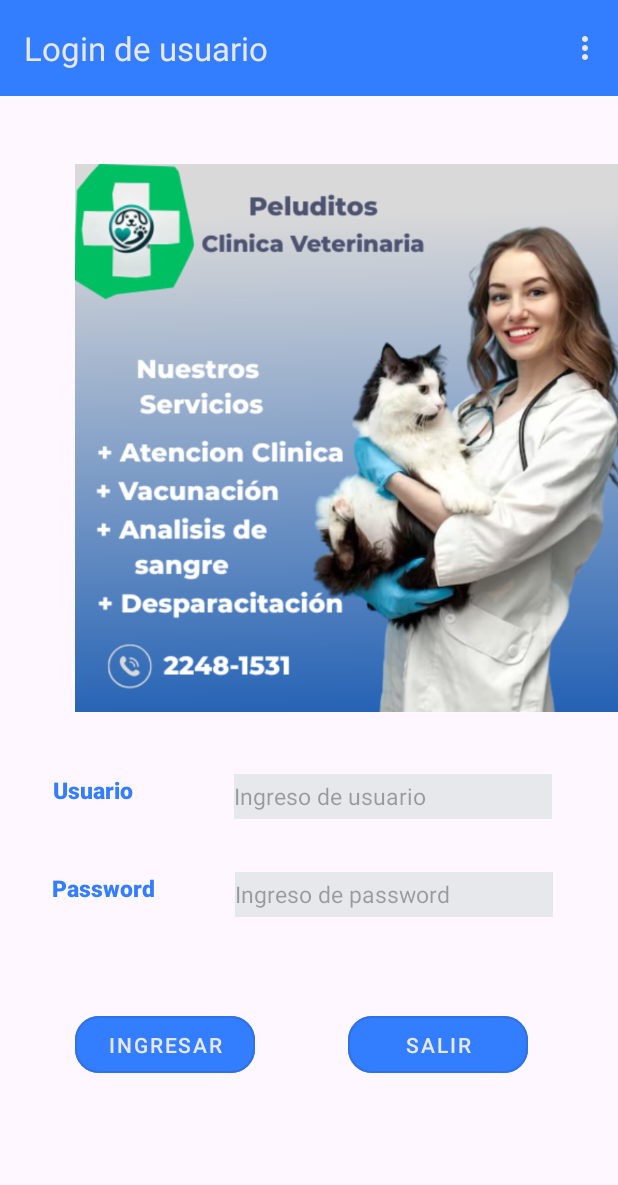
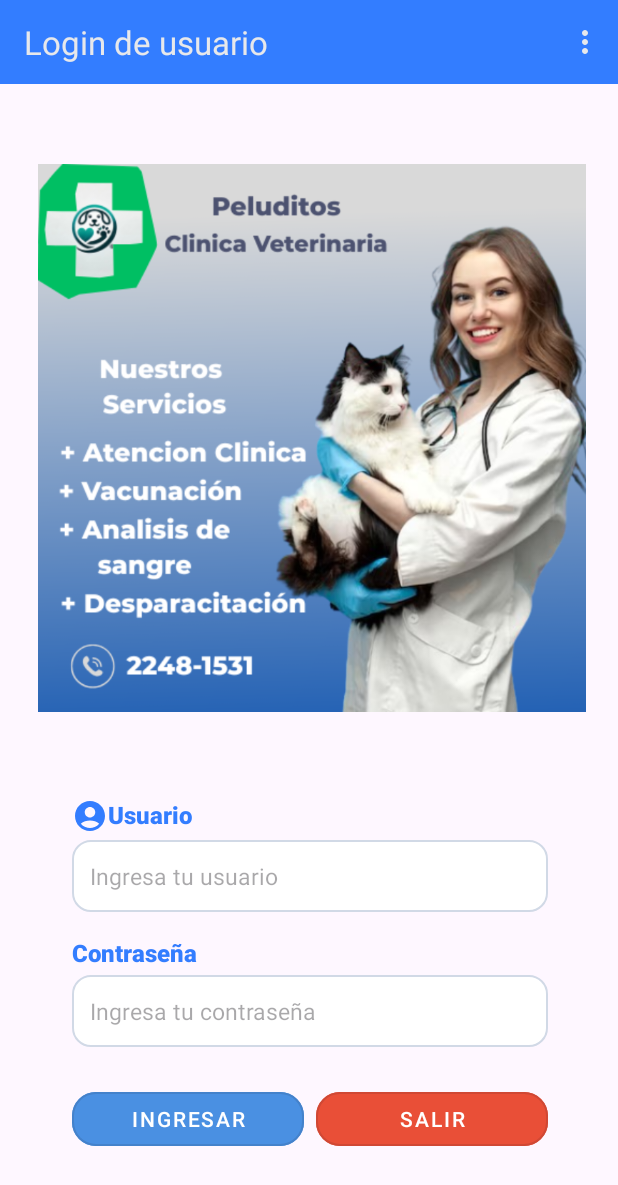
Before and after one commit to Victor120y/Victor120y-evaluacion-practica-1-DAM, an Android app: the screen it shows after launch (MainActivity), on a phone screen of 412 x 824 dp. Shown: the top 1185 px of the screen. Run offline under Robolectric (Android 15) with nearby library versions, the phone set to English and light mode, and no system bars.

Commit message:
cambiando diseño

```diff
--- /dev/null
+++ b/app/src/main/res/drawable/circle_bg.xml
@@ -0,0 +1,3 @@
+<shape xmlns:android="http://schemas.android.com/apk/res/android" android:shape="oval">
+    <solid android:color="#E3E7ED"/>
+</shape>
--- /dev/null
+++ b/app/src/main/res/drawable/edittext_bg.xml
@@ -0,0 +1,5 @@
+<shape xmlns:android="http://schemas.android.com/apk/res/android">
+    <solid android:color="#FFF"/>
+    <corners android:radius="12dp"/>
+    <stroke android:width="1dp" android:color="#D1D9E6"/>
+</shape>
--- /dev/null
+++ b/app/src/main/res/drawable/user.xml
@@ -0,0 +1,5 @@
+<vector xmlns:android="http://schemas.android.com/apk/res/android" android:height="24dp" android:tint="#337dff" android:viewportHeight="24" android:viewportWidth="24" android:width="24dp">
+
+    <path android:fillColor="@android:color/white" android:pathData="M12,2C6.48,2 2,6.48 2,12s4.48,10 10,10s10,-4.48 10,-10S17.52,2 12,2zM12,6c1.93,0 3.5,1.57 3.5,3.5S13.93,13 12,13s-3.5,-1.57 -3.5,-3.5S10.07,6 12,6zM12,20c-2.03,0 -4.43,-0.82 -6.14,-2.88C7.55,15.8 9.68,15 12,15s4.45,0.8 6.14,2.12C16.43,19.18 14.03,20 12,20z"/>
+
+</vector>
--- a/app/src/main/res/layout/activity_main.xml
+++ b/app/src/main/res/layout/activity_main.xml
@@ -10,84 +10,12 @@
     <androidx.appcompat.widget.Toolbar
         android:id="@+id/toolbar"
         android:layout_width="0dp"
-        android:layout_height="64dp"
+        android:layout_height="56dp"
         android:background="?attr/colorPrimary"
-        android:minHeight="?attr/actionBarSize"
         android:theme="?attr/actionBarTheme"
-        app:layout_constraintBottom_toBottomOf="parent"
         app:layout_constraintEnd_toEndOf="parent"
-        app:layout_constraintHorizontal_bias="1.0"
         app:layout_constraintStart_toStartOf="parent"
-        app:layout_constraintTop_toTopOf="parent"
-        app:layout_constraintVertical_bias="0.0" />
-
-    <TextView
-        android:id="@+id/lblUsername"
-        android:layout_width="wrap_content"
-        android:layout_height="30dp"
-        android:layout_marginStart="25dp"
-        android:layout_marginTop="40dp"
-        android:layout_marginEnd="57dp"
-        android:text="Usuario"
-        app:layout_constraintEnd_toStartOf="@+id/txtIngresoUsuario"
-        app:layout_constraintStart_toStartOf="parent"
-        app:layout_constraintTop_toBottomOf="@+id/imgSesion" />
-
-    <TextView
-        android:id="@+id/lblpassword"
-        android:layout_width="wrap_content"
-        android:layout_height="30dp"
-        android:layout_marginStart="25dp"
-        android:layout_marginTop="35dp"
-        android:layout_marginEnd="43dp"
-        android:text="Password"
-        app:layout_constraintEnd_toStartOf="@+id/txtIngresoPassword"
-        app:layout_constraintStart_toStartOf="parent"
-        app:layout_constraintTop_toBottomOf="@+id/lblUsername" />
-
-    <EditText
-        android:id="@+id/txtIngresoUsuario"
-        android:layout_width="212dp"
-        android:layout_height="30dp"
-        android:layout_marginTop="40dp"
-        android:layout_marginEnd="34dp"
-        android:hint="Ingreso de usuario"
-        android:inputType="text"
-        app:layout_constraintEnd_toEndOf="parent"
-        app:layout_constraintStart_toEndOf="@+id/lblUsername"
-        app:layout_constraintTop_toBottomOf="@+id/imgSesion" />
-
-    <EditText
-        android:id="@+id/txtIngresoPassword"
-        android:layout_width="212dp"
-        android:layout_height="30dp"
-        android:layout_marginTop="35dp"
-        android:layout_marginEnd="34dp"
-        android:hint="Ingreso de password"
-        android:inputType="textPassword"
-        app:layout_constraintEnd_toEndOf="parent"
-        app:layout_constraintStart_toEndOf="@+id/lblpassword"
-        app:layout_constraintTop_toBottomOf="@+id/txtIngresoUsuario" />
-
-    <Button
-        android:id="@+id/btnLogin"
-        android:layout_width="120dp"
-        android:layout_height="50dp"
-        android:layout_marginStart="50dp"
-        android:layout_marginTop="60dp"
-        android:text="Ingresar"
-        app:layout_constraintStart_toStartOf="parent"
-        app:layout_constraintTop_toBottomOf="@+id/lblpassword" />
-
-    <Button
-        android:id="@+id/btnSalir"
-        android:layout_width="120dp"
-        android:layout_height="50dp"
-        android:layout_marginTop="60dp"
-        android:layout_marginEnd="60dp"
-        android:text="Salir"
-        app:layout_constraintEnd_toEndOf="parent"
-        app:layout_constraintTop_toBottomOf="@+id/txtIngresoPassword" />
+        app:layout_constraintTop_toTopOf="parent" />
 
     <ImageView
         android:id="@+id/imgSesion"
@@ -99,9 +27,101 @@
         android:layout_marginBottom="85dp"
         app:layout_constraintBottom_toTopOf="@+id/lblUsername"
         app:layout_constraintEnd_toEndOf="parent"
-        app:layout_constraintHorizontal_bias="0.0"
+        app:layout_constraintHorizontal_bias="0.47"
         app:layout_constraintStart_toStartOf="parent"
         app:layout_constraintTop_toTopOf="parent"
+        app:layout_constraintVertical_bias="0.147"
         app:srcCompat="@drawable/veterinaria" />
 
+    <androidx.cardview.widget.CardView
+        android:id="@+id/cardLogin"
+        android:layout_width="0dp"
+        android:layout_height="wrap_content"
+        android:layout_margin="32dp"
+        app:cardCornerRadius="24dp"
+        app:cardElevation="8dp">
+
+
+    </androidx.cardview.widget.CardView>
+
+    <LinearLayout
+        android:layout_width="365dp"
+        android:layout_height="wrap_content"
+        android:layout_marginStart="42dp"
+        android:layout_marginTop="24dp"
+        android:layout_marginEnd="41dp"
+        android:gravity="center_horizontal"
+        android:orientation="vertical"
+        android:padding="24dp"
+        app:layout_constraintEnd_toEndOf="parent"
+        app:layout_constraintStart_toStartOf="parent"
+        app:layout_constraintTop_toBottomOf="@+id/imgSesion">
+
+
+        <TextView
+            android:id="@+id/lblUsername"
+            android:layout_width="match_parent"
+            android:layout_height="wrap_content"
+            android:layout_marginTop="8dp"
+            android:drawableLeft="@drawable/user"
+
+            android:text="Usuario"
+            android:textSize="16sp" />
+
+        <EditText
+            android:id="@+id/txtIngresoUsuario"
+            android:layout_width="match_parent"
+            android:layout_height="48dp"
+            android:layout_marginTop="4dp"
+            android:background="@drawable/edittext_bg"
+            android:hint="Ingresa tu usuario"
+            android:inputType="text"
+            android:padding="12dp" />
+
+        <TextView
+            android:id="@+id/lblpassword"
+            android:layout_width="match_parent"
+            android:layout_height="wrap_content"
+            android:layout_marginTop="16dp"
+            android:text="Contraseña"
+
+            android:textSize="16sp" />
+
+        <EditText
+            android:id="@+id/txtIngresoPassword"
+            android:layout_width="match_parent"
+            android:layout_height="48dp"
+            android:layout_marginTop="4dp"
+            android:background="@drawable/edittext_bg"
+            android:hint="Ingresa tu contraseña"
+            android:inputType="textPassword"
+            android:padding="12dp" />
+
+        <LinearLayout
+            android:layout_width="match_parent"
+            android:layout_height="wrap_content"
+            android:layout_marginTop="24dp"
+            android:gravity="center"
+            android:orientation="horizontal">
+
+            <Button
+                android:id="@+id/btnLogin"
+                android:layout_width="0dp"
+                android:layout_height="48dp"
+                android:layout_marginEnd="8dp"
+                android:layout_weight="1"
+                android:backgroundTint="#4A90E2"
+                android:text="Ingresar"
+                android:textColor="#FFF" />
+
+            <Button
+                android:id="@+id/btnSalir"
+                android:layout_width="0dp"
+                android:layout_height="48dp"
+                android:layout_weight="1"
+                android:backgroundTint="#E94F37"
+                android:text="Salir"
+                android:textColor="#FFF" />
+        </LinearLayout>
+    </LinearLayout>
 </androidx.constraintlayout.widget.ConstraintLayout>
```
